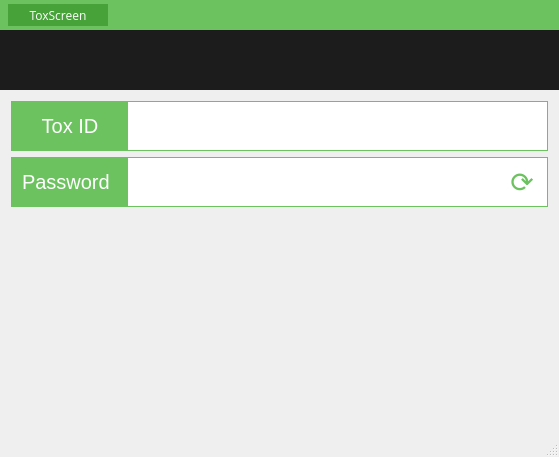
Before: the Qt Designer form src/forms/mainwindow.ui in cubemoon/toxscreen, drawn with Qt 5.
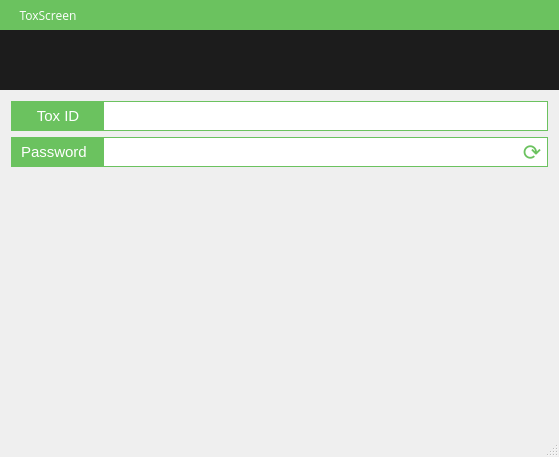
After: the same form once the commit is applied.

Commit message: Darker green on button hover, smaller text fields/widgets

The edit to the form file:
```diff
--- a/src/forms/mainwindow.ui
+++ b/src/forms/mainwindow.ui
@@ -23,9 +23,22 @@
    <enum>Qt::LeftToRight</enum>
   </property>
   <property name="styleSheet">
-   <string notr="true">QWidget#greenMenuWidget QPushButton::menu-indicator {
+   <string notr="true">QWidget#greenMenuWidget {
+  background-color:#6bc25f;
+}
+
+QWidget#greenMenuWidget QPushButton::menu-indicator {
   width:0px;
   height:0px;
+}
+
+QWidget#greenMenuWidget QPushButton {
+  color:#ffffff;
+  border-radius:0px;
+}
+
+QPushButton:hover {
+  background-color:#47a239;
 }</string>
   </property>
   <property name="documentMode">
@@ -78,7 +91,7 @@
        <bool>false</bool>
       </property>
       <property name="styleSheet">
-       <string notr="true">background-color:#6bc25f;</string>
+       <string notr="true"/>
       </property>
       <layout class="QHBoxLayout" name="horizontalLayout">
        <property name="leftMargin">
@@ -103,13 +116,13 @@
          </property>
          <property name="minimumSize">
           <size>
-           <width>100</width>
+           <width>80</width>
            <height>0</height>
           </size>
          </property>
          <property name="maximumSize">
           <size>
-           <width>100</width>
+           <width>80</width>
            <height>16777215</height>
           </size>
          </property>
@@ -122,9 +135,7 @@
           </font>
          </property>
          <property name="styleSheet">
-          <string notr="true">color:#ffffff;
-background-color:#47a239;
-border-radius:0px;</string>
+          <string notr="true"/>
          </property>
          <property name="text">
           <string>ToxScreen</string>
@@ -176,13 +187,13 @@
          <property name="minimumSize">
           <size>
            <width>0</width>
-           <height>50</height>
+           <height>30</height>
           </size>
          </property>
          <property name="maximumSize">
           <size>
            <width>16777215</width>
-           <height>50</height>
+           <height>30</height>
           </size>
          </property>
          <property name="styleSheet">
@@ -225,13 +236,13 @@
              <widget class="QLabel" name="toxIdLabel">
               <property name="minimumSize">
                <size>
-                <width>116</width>
+                <width>92</width>
                 <height>0</height>
                </size>
               </property>
               <property name="maximumSize">
                <size>
-                <width>116</width>
+                <width>92</width>
                 <height>16777215</height>
                </size>
               </property>
@@ -243,7 +254,7 @@
               <property name="styleSheet">
                <string notr="true">background-color:#6bc25f;
 color: rgb(255, 255, 255);
-font-size:20px;
+font-size:15px;
 padding:5px;</string>
               </property>
               <property name="text">
@@ -272,7 +283,7 @@
                <string notr="true">background-color: rgb(255, 255, 255);
 color:#6bc25f;
 border-radius:0px;
-font-size:18px;
+font-size:14px;
 padding:0px 4px;</string>
               </property>
               <property name="readOnly">
@@ -290,13 +301,13 @@
          <property name="minimumSize">
           <size>
            <width>0</width>
-           <height>50</height>
+           <height>30</height>
           </size>
          </property>
          <property name="maximumSize">
           <size>
            <width>16777215</width>
-           <height>50</height>
+           <height>30</height>
           </size>
          </property>
          <property name="styleSheet">
@@ -339,13 +350,13 @@
              <widget class="QLabel" name="passwordLabel">
               <property name="minimumSize">
                <size>
-                <width>116</width>
+                <width>92</width>
                 <height>0</height>
                </size>
               </property>
               <property name="maximumSize">
                <size>
-                <width>116</width>
+                <width>92</width>
                 <height>16777215</height>
                </size>
               </property>
@@ -357,7 +368,7 @@
               <property name="styleSheet">
                <string notr="true">background-color:#6bc25f;
 color: rgb(255, 255, 255);
-font-size:20px;
+font-size:15px;
 padding:5px;</string>
               </property>
               <property name="text">
@@ -383,7 +394,7 @@
                <string notr="true">background-color: rgb(255, 255, 255);
 color:#6bc25f;
 border-radius:0px;
-font-size:18px;
+font-size:14px;
 padding:0px 4px;</string>
               </property>
               <property name="inputMask">
@@ -401,13 +412,13 @@
              <widget class="QWidget" name="passwordButtonWidget" native="true">
               <property name="minimumSize">
                <size>
-                <width>50</width>
+                <width>30</width>
                 <height>0</height>
                </size>
               </property>
               <property name="maximumSize">
                <size>
-                <width>50</width>
+                <width>30</width>
                 <height>16777215</height>
                </size>
               </property>
@@ -415,6 +426,18 @@
                <string notr="true">background-color:#ffffff;</string>
               </property>
               <layout class="QVBoxLayout" name="verticalLayout_3">
+               <property name="leftMargin">
+                <number>3</number>
+               </property>
+               <property name="topMargin">
+                <number>3</number>
+               </property>
+               <property name="rightMargin">
+                <number>3</number>
+               </property>
+               <property name="bottomMargin">
+                <number>3</number>
+               </property>
                <item>
                 <widget class="QPushButton" name="pushButton">
                  <property name="sizePolicy">
@@ -427,7 +450,7 @@
                   <string notr="true">color:#6bc25f;
 background-color:#ffffff;
 border:none;
-font-size:28px;</string>
+font-size:22px;</string>
                  </property>
                  <property name="text">
                   <string>⟳</string>
```
